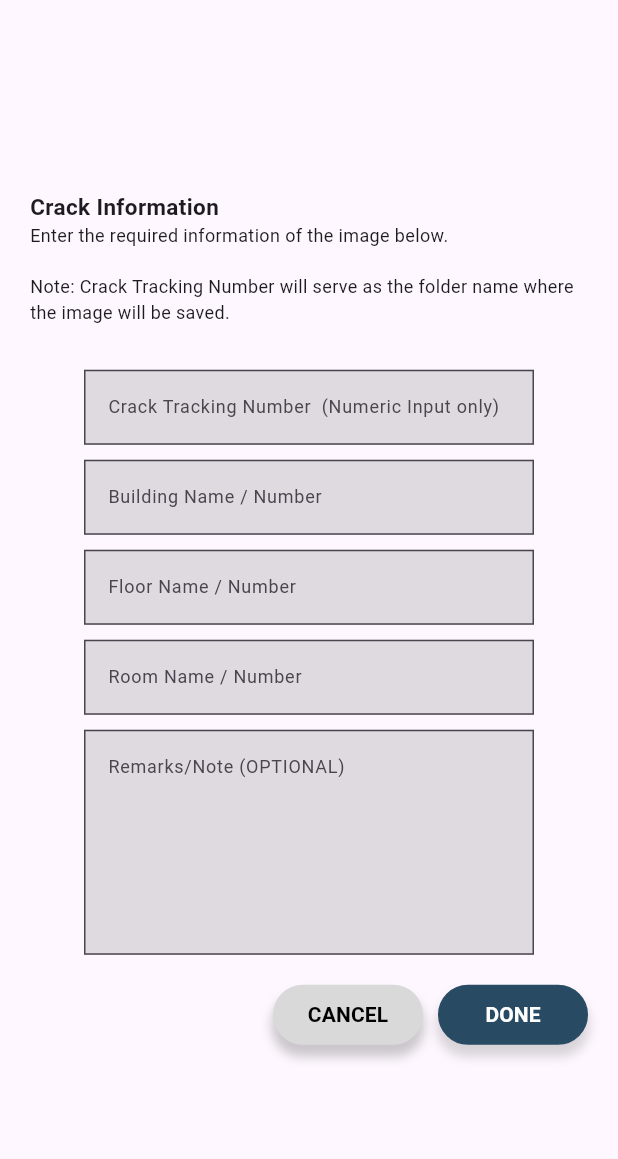
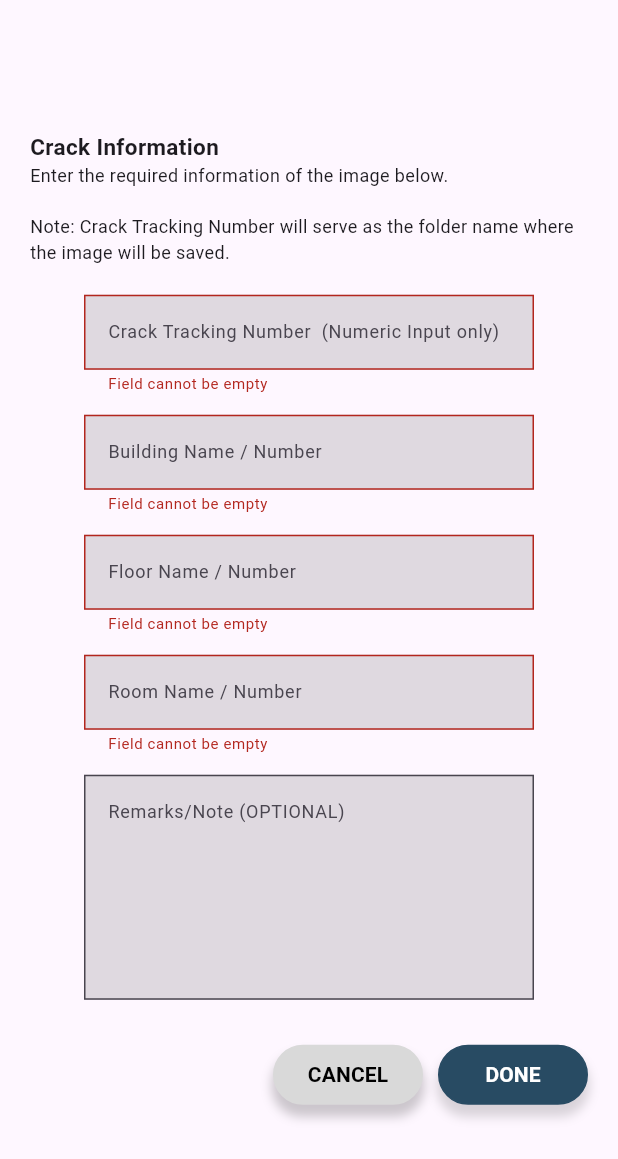
Before and after one commit to ZnerB16/BayesCrack, a Flutter app: the CrackInput screen opened directly, after a tap on "DONE", on a phone screen of 412 x 824 dp. Shown: the top 1159 px of the screen. Run offline on Flutter 3.47's test engine with Material 3 defaults, Android fonts, the light colour scheme and no system bars; our stand-ins replace camera, geocoding, location, permission_handler, sqflite; missing offline and left inert: tflite_flutter; accounts and stored records are empty.

Commit message:
Added requirement error on input

```diff
--- a/lib/input_img_details.dart
+++ b/lib/input_img_details.dart
@@ -22,9 +22,14 @@ class _CrackInput extends State<CrackInput>{
   String floor = "";
   String room = "";
   String remarks = "";
+  bool _validateTracking = false;
+  bool _validateBuilding = false;
+  bool _validateFloor = false;
+  bool _validateRoom = false;
 
   @override
   Widget build(BuildContext context) {
+
     return Scaffold(
       body: Padding(
         padding: const EdgeInsets.all(20),
@@ -50,17 +55,32 @@ class _CrackInput extends State<CrackInput>{
               ),
             ),
             /// Start text fields
+            const Padding(padding: EdgeInsets.only(top: 20)),
+            createTextField('Crack Tracking Number  (Numeric Input only)',
+                isNumber: true,
+                controller: _controllerTrackingNo,
+                validate: _validateTracking
+            ),
+
+            createTextField('Building Name / Number',
+                controller: _controllerBuilding,
+                validate: _validateBuilding
+            ),
+            createTextField(
+                'Floor Name / Number',
+                controller: _controllerFloor,
+                validate: _validateFloor
+            ),
+            createTextField('Room Name / Number',
+                controller: _controllerRoom,
+                validate: _validateRoom
+            ),
+            createTextField('Remarks/Note (OPTIONAL)',
+                height: 150,
+                controller: _controllerRemarks,
+                maxLines: 10
+            ),
             const Padding(padding: EdgeInsets.only(top: 30)),
-            createTextField('Crack Tracking Number  (Numeric Input only)', isNumber: true, controller: _controllerTrackingNo),
-            const Padding(padding: EdgeInsets.only(top: 10)),
-            createTextField('Building Name / Number', controller: _controllerBuilding),
-            const Padding(padding: EdgeInsets.only(top: 10)),
-            createTextField('Floor Name / Number', controller: _controllerFloor),
-            const Padding(padding: EdgeInsets.only(top: 10)),
-            createTextField('Room Name / Number', controller: _controllerRoom),
-            const Padding(padding: EdgeInsets.only(top: 10)),
-            createTextField('Remarks/Note (OPTIONAL)', height: 150, controller: _controllerRemarks, maxLines: 10),
-            const Padding(padding: EdgeInsets.only(top: 20)),
             /// End text fields
 
             /// Start Cancel and Done button
@@ -128,12 +148,20 @@ class _CrackInput extends State<CrackInput>{
                     child: TextButton(
                         onPressed: (){
                           setState(() {
+                            _validateTracking = _controllerTrackingNo.text.isEmpty;
+                            _validateBuilding = _controllerBuilding.text.isEmpty;
+                            _validateFloor = _controllerFloor.text.isEmpty;
+                            _validateRoom = _controllerRoom.text.isEmpty;
                             trackingNo = _controllerTrackingNo.text;
                             building = _controllerBuilding.text;
                             floor = _controllerFloor.text;
                             room = _controllerRoom.text;
                             remarks = _controllerRemarks.text;
                           });
+                          if(_validateTracking || _validateBuilding || _validateFloor || _validateRoom){
+
+                          }
+                          else{
                             globals.trackingNo = int.parse(trackingNo);
                             globals.building = building;
                             globals.floor = floor;
@@ -145,6 +173,7 @@ class _CrackInput extends State<CrackInput>{
                                 return const SaveImagePopup();
                               },
                             ));
+                          }
                         },
                         child: const Text(
                           'DONE',
@@ -152,7 +181,7 @@ class _CrackInput extends State<CrackInput>{
                           color: Colors.white,
                           fontWeight: FontWeight.bold,
                           ),
-                        )
+                        ),
                       )
                     ),
                   ),
@@ -166,7 +195,16 @@ class _CrackInput extends State<CrackInput>{
     );
   }
   /// Text field creation function
-  SizedBox createTextField(String text, {double height = 50.0, bool isNumber = false, required TextEditingController controller, int maxLines = 1}){
+  SizedBox createTextField(
+      String text,
+      {
+        double height = 80.0,
+        bool isNumber = false,
+        required TextEditingController controller,
+        int maxLines = 1,
+        bool validate = false,
+      }
+      ){
     TextInputType keyboard = TextInputType.text;
     if(isNumber){
       keyboard = TextInputType.number;
@@ -183,7 +221,12 @@ class _CrackInput extends State<CrackInput>{
             ),
             hintText: text,
             filled: true,
-            fillColor: Colors.black12
+            fillColor: Colors.black12,
+            errorText: validate ? "Field cannot be empty": null,
+            errorStyle: const TextStyle(
+              height: 0,
+              fontSize: 10
+            )
         ),
         keyboardType: keyboard,
         maxLines: maxLines,
```
Lines whose indentation alone changed are shown as unchanged.
